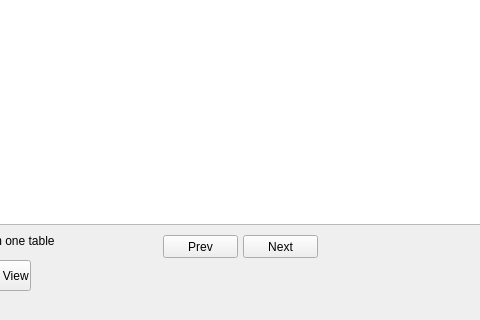
The window that src/FFParser_GUI/source/mainwindow.ui (sp0wk/FFParser_2017) describes before a commit, drawn with Qt 5; both pictures show x 231 to 711 and y 400 to 720 of the 944 by 720 pixel window.
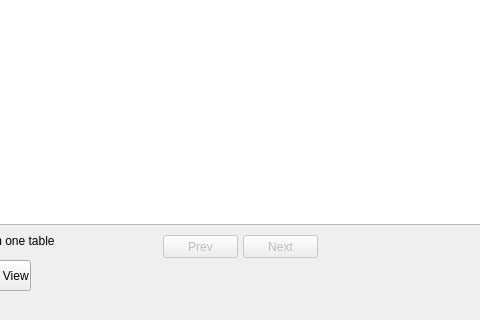
The same window after the commit.

```diff
--- a/src/FFParser_GUI/source/mainwindow.ui
+++ b/src/FFParser_GUI/source/mainwindow.ui
@@ -36,6 +36,9 @@
   </property>
   <widget class="QWidget" name="centralWidget">
    <widget class="QPushButton" name="nextPageButton">
+    <property name="enabled">
+     <bool>false</bool>
+    </property>
     <property name="geometry">
      <rect>
       <x>474</x>
@@ -49,6 +52,9 @@
     </property>
    </widget>
    <widget class="QPushButton" name="prevPageButton">
+    <property name="enabled">
+     <bool>false</bool>
+    </property>
     <property name="geometry">
      <rect>
       <x>394</x>
```
Left out of the diff: 2 changed lines with no effect on the pictures.
